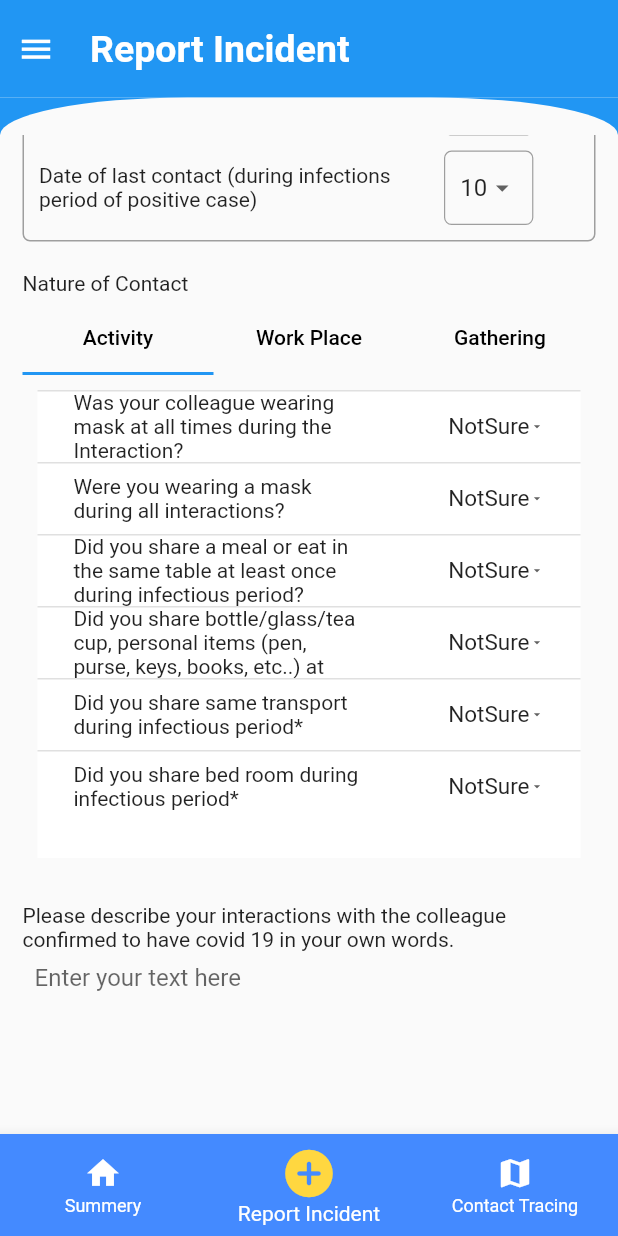
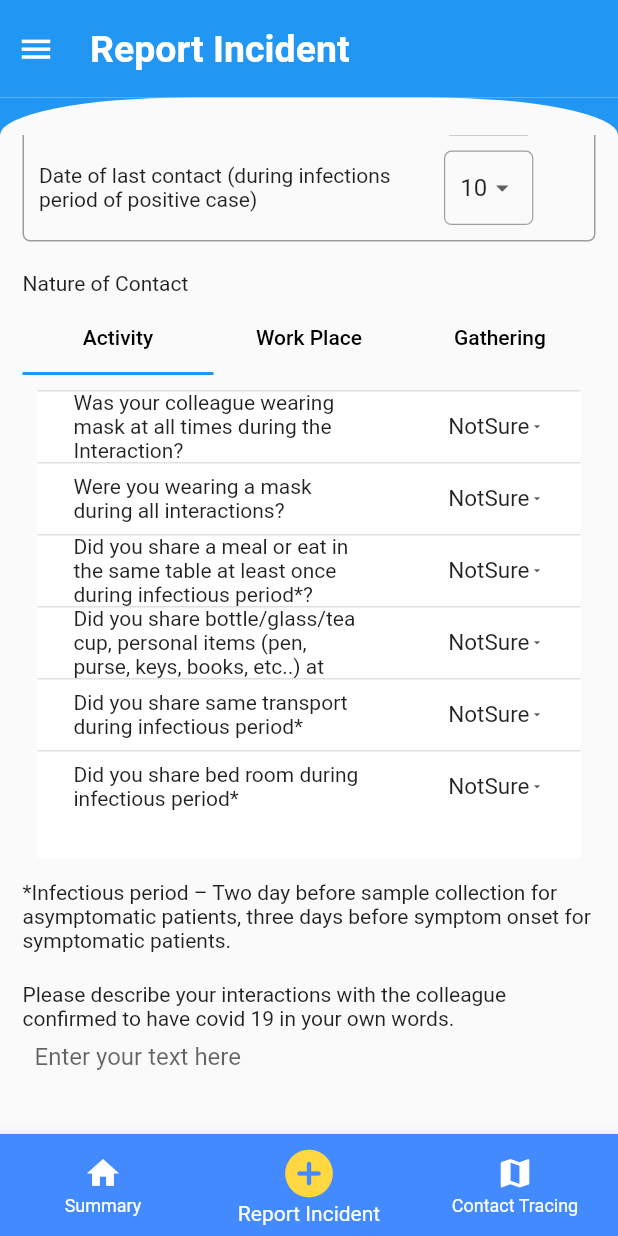
Before and after one commit to channa-fernando/covid-19-app, a Flutter app: the DashBoard screen opened by its route, item 2 of the bottom bar chosen, scrolled down 576 dp, on a phone screen of 412 x 824 dp. Run offline on Flutter 3.47's test engine with Material 2 defaults, Android fonts, the phone set to English and light mode, and no system bars; our stand-ins replace carousel_slider, email_validator, geolocator, google_maps_flutter, shared_preferences; missing offline and left inert: editable; accounts and stored records are empty; network calls fail; statements that could not run were skipped.

```diff
--- a/lib/screen/coviddetails.dart
+++ b/lib/screen/coviddetails.dart
@@ -81,7 +81,7 @@ class _CovidDetailsState extends State<CovidDetails> {
                       SizedBox(
                         width: 12.0,
                       ),
-                      Text("Protect YourSelf",style: TextStyle(color: Colors.white, fontWeight: FontWeight.bold,fontSize: 23.0),),
+                      Text("Protect Yourself",style: TextStyle(color: Colors.white, fontWeight: FontWeight.bold,fontSize: 23.0),),
                     ],
                   )
 
--- a/lib/screen/dashboard.dart
+++ b/lib/screen/dashboard.dart
@@ -33,7 +33,7 @@ class _DashBoardState extends State<DashBoard> {
         items: const <BottomNavigationBarItem>[
           BottomNavigationBarItem(
             icon: Icon(Icons.home),
-            label: 'Summery',
+            label: 'Summary',
           ),
           BottomNavigationBarItem(
             icon: Icon(Icons.add_circle_rounded),
--- a/lib/screen/submitreadings.dart
+++ b/lib/screen/submitreadings.dart
@@ -94,7 +94,7 @@ class _SubmitReadingsState extends State<SubmitReadings> {
     )
   ];
   String _areYouVaccinated = 'One Dose';
-  var _areYouVaccinatedList = ['One Dose', 'Two Dose', 'Booster', 'No'];
+  var _areYouVaccinatedList = ['One Dose', 'Two Doses', 'Booster', 'No'];
 
   String _areYouLongTermTreat = 'Yes';
   var _areYouLongTermTreatList = ['Yes', 'No'];
@@ -611,7 +611,7 @@ class _SubmitReadingsState extends State<SubmitReadings> {
                                       )),),
                                     ]),
                                     DataRow(cells: [
-                                      DataCell(Container( child: Text('Did you share a meal or eat in the same table at least once during infectious period?')),),
+                                      DataCell(Container( child: Text('Did you share a meal or eat in the same table at least once during infectious period*?')),),
                                       DataCell(Container(child:DropdownButtonHideUnderline(
                                         child: DropdownButton(
                                           value: _option3,
@@ -810,7 +810,7 @@ class _SubmitReadingsState extends State<SubmitReadings> {
                                   ],
                                   rows: [
                                     DataRow(cells: [
-                                      DataCell(Container(child: Text('Were you in a gathering (Ex - Meeting, Class, Discussion, Practical) with the index case during the infectious period?')),),
+                                      DataCell(Container(child: Text('Were you in a gathering (Ex - Meeting, Class, Discussion, Practical) with the index case during the infectious period*?')),),
                                       DataCell(Container(child:DropdownButtonHideUnderline(
                                         child: DropdownButton(
                                           value: _option10,
@@ -933,6 +933,12 @@ class _SubmitReadingsState extends State<SubmitReadings> {
                       ],
                     ),
                   ),
+                ),
+                SizedBox(
+                  height: 5,
+                ),
+                Text("*Infectious period – Two day before sample collection for asymptomatic patients, three days before symptom onset for symptomatic patients.",
+                        style: TextStyle(fontWeight: FontWeight.w400)
                 ),
                 SizedBox(
                   height: 20.0,
--- a/lib/utility/constants.dart
+++ b/lib/utility/constants.dart
@@ -1,6 +1,6 @@
 class Constants {
-  static const String BASEURL = "https://08e8-112-134-180-181.ngrok.io";
+  static const String BASEURL = "https://4c2b-112-134-177-254.ngrok.io";
   static const String SL_HEALTH_COVID_ENDPOINT = "https://045a1505f9ab3573100f0b2c0168101a.m.pipedream.net";
-  static const String GET_MARKERS = "https://08e8-112-134-180-181.ngrok.io";
+  static const String GET_MARKERS = "https://4c2b-112-134-177-254.ngrok.io";
 
 }
```
